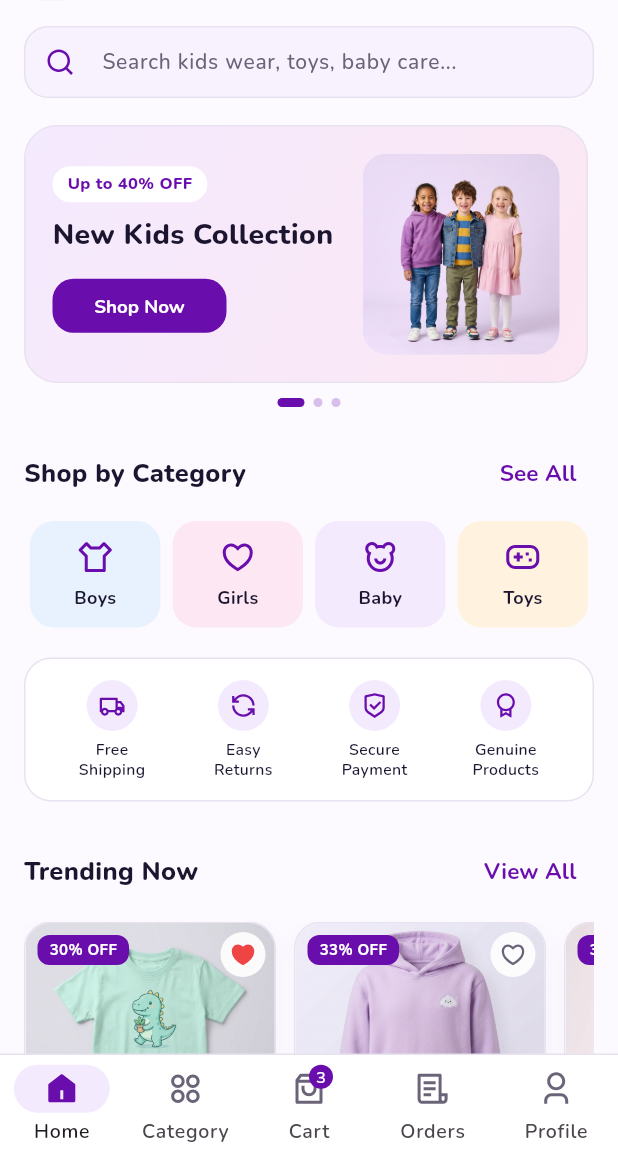
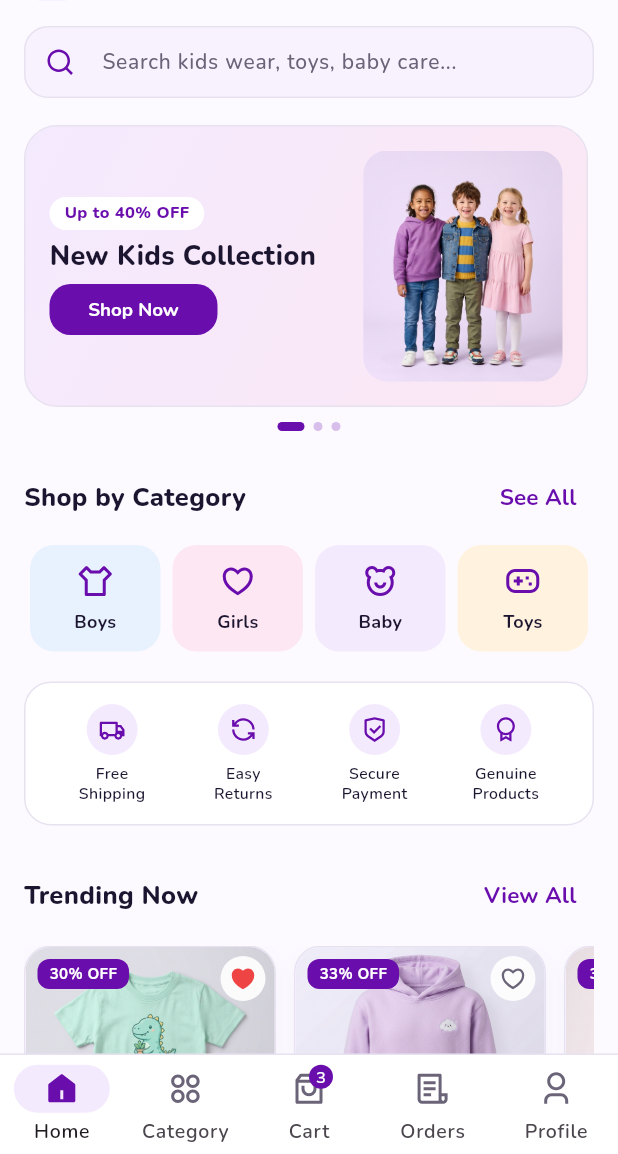
Before and after one commit to avinashquikboom-code/Hopkid-ecom-app, a Flutter app: the HomeScreen screen opened by its route, on a phone screen of 412 x 824 dp, the part 82-1236 px from its top. Run offline on Flutter 3.47's test engine with Material 3 defaults, Android fonts, the phone set to English and light mode, and no system bars; our stand-ins replace cached_network_image, dio, flutter_riverpod, flutter_secure_storage, go_router, material_ui and 2 more; accounts and stored records are empty.

Commit message:
Update mobile-app with Remix Icons, Nunito font, and banner overflow fix

```diff
--- a/mobile-app/lib/presentation/home/views/home_screen.dart
+++ b/mobile-app/lib/presentation/home/views/home_screen.dart
@@ -125,7 +125,7 @@ class _HomeScreenState extends ConsumerState<HomeScreen> {
 
                   // Promotional Banner Slider
                   SizedBox(
-                    height: Responsive.isTablet(context) ? 210 : 172,
+                    height: Responsive.isTablet(context) ? 220 : 188,
                     child: PageView.builder(
                       controller: _bannerController,
                       itemCount: 3,
@@ -133,7 +133,7 @@ class _HomeScreenState extends ConsumerState<HomeScreen> {
                       itemBuilder: (context, idx) {
                         return Container(
                           margin: const EdgeInsets.only(right: 4),
-                          padding: const EdgeInsets.all(18),
+                          padding: const EdgeInsets.all(16),
                           decoration: BoxDecoration(
                             gradient: const LinearGradient(
                               colors: [AppColors.lightPurple, AppColors.pink],
@@ -150,11 +150,12 @@ class _HomeScreenState extends ConsumerState<HomeScreen> {
                                 child: Column(
                                   crossAxisAlignment: CrossAxisAlignment.start,
                                   mainAxisAlignment: MainAxisAlignment.center,
+                                  mainAxisSize: MainAxisSize.min,
                                   children: [
                                     Container(
                                       padding: const EdgeInsets.symmetric(
                                         horizontal: 10,
-                                        vertical: 4,
+                                        vertical: 3,
                                       ),
                                       decoration: BoxDecoration(
                                         color: Colors.white,
@@ -169,23 +170,29 @@ class _HomeScreenState extends ConsumerState<HomeScreen> {
                                         ),
                                       ),
                                     ),
-                                    const SizedBox(height: 8),
+                                    const SizedBox(height: 6),
                                     const Text(
                                       'New Kids Collection',
+                                      maxLines: 2,
+                                      overflow: TextOverflow.ellipsis,
                                       style: TextStyle(
-                                        fontSize: 19,
+                                        fontSize: 18,
+                                        height: 1.2,
                                         fontWeight: FontWeight.w800,
                                         color: AppColors.primaryText,
                                       ),
                                     ),
-                                    const SizedBox(height: 10),
+                                    const SizedBox(height: 8),
                                     ElevatedButton(
                                       onPressed: () =>
                                           context.push('/products?category=boys'),
                                       style: ElevatedButton.styleFrom(
-                                        minimumSize: const Size(116, 36),
+                                        minimumSize: const Size(112, 34),
+                                        tapTargetSize:
+                                            MaterialTapTargetSize.shrinkWrap,
                                         padding: const EdgeInsets.symmetric(
-                                          horizontal: 16,
+                                          horizontal: 14,
+                                          vertical: 6,
                                         ),
                                       ),
                                       child: const Text(
```
